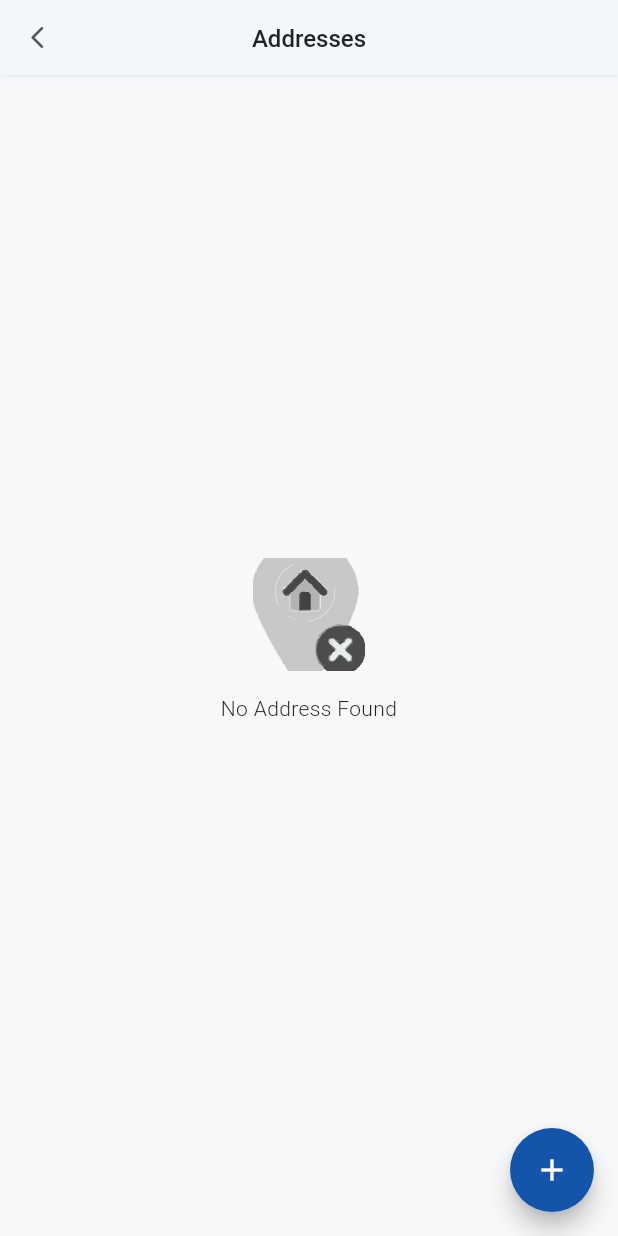
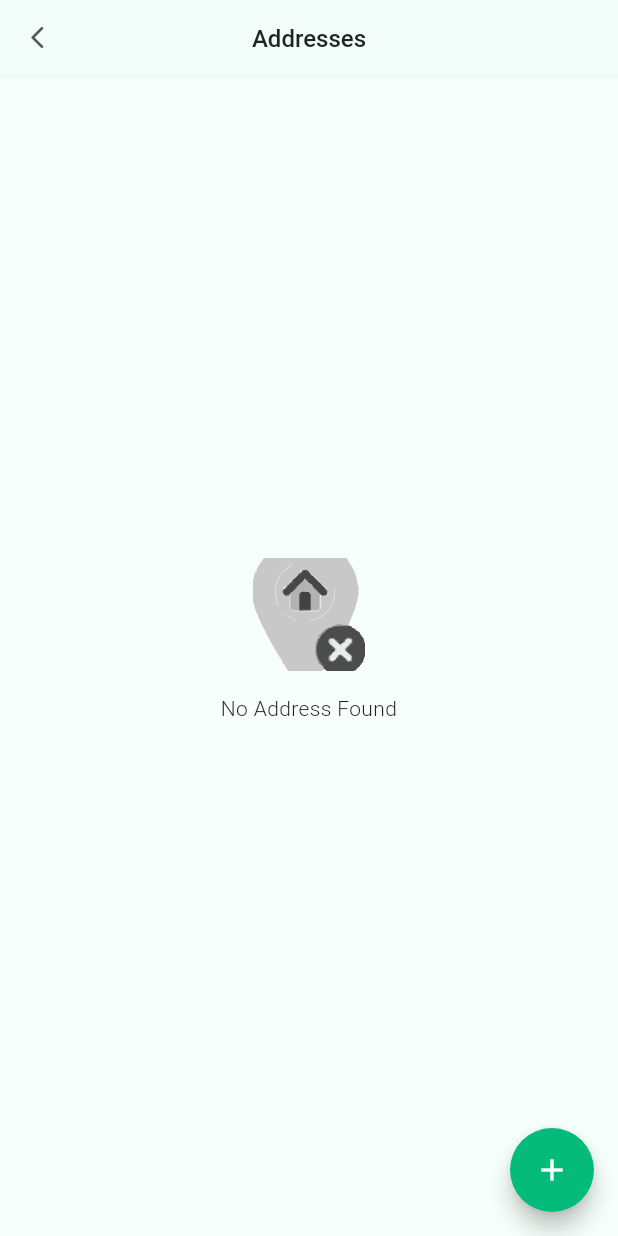
Before and after one commit to Pulkit19-amga/nisr-app, a Flutter app: the AddressListScreen screen opened by its route, on a phone screen of 412 x 824 dp. Run offline on Flutter 3.47's test engine with Material 3 defaults, Android fonts, the phone set to English and light mode, and no system bars; our stand-ins replace audioplayers, cached_network_image, carousel_slider, chewie, connectivity_plus, country_code_picker and 38 more; missing offline and left inert: app_tracking_transparency, flutter_downloader, flutter_facebook_auth, flutter_inappwebview, get_thumbnail_video, just_the_tooltip and 6 more; accounts and stored records are empty; generated files the repository leaves out were written again; network calls fail; Roboto replaces fonts that are missing (SF-Pro-Rounded-Regular); project files that could hold a hidden picture were left out.

Commit message:
color commit

```diff
--- a/lib/theme/dark_theme.dart
+++ b/lib/theme/dark_theme.dart
@@ -1,41 +1,48 @@
 import 'package:flutter/material.dart';
 
-Color _primaryColor = const Color(0xFF1455AC);
-Color _secondaryColor = const Color(0xFFF58300);
+// ✅ Green Palette for Dark Theme
+Color _primaryColor = const Color(0xFF04BB7B); // Main Green
+Color _secondaryColor = const Color(0xFF2ECC71); // Light Green
 
 ThemeData dark = ThemeData(
   fontFamily: 'TitilliumWeb',
   primaryColor: _primaryColor,
   brightness: Brightness.dark,
-  highlightColor: const Color(0xFF252525),
-  hintColor: const Color(0xFFc7c7c7),
-  cardColor: const Color(0xFF242424),
+
+  highlightColor: const Color(0xFF1E1E1E),
+  hintColor: const Color(0xFFB0B0B0),
+  cardColor: const Color(0xFF1F1F1F),
   scaffoldBackgroundColor: const Color(0xFF000000),
   splashColor: Colors.transparent,
 
-
   textTheme: const TextTheme(
-    bodyLarge: TextStyle(color: Color(0xFFE9EEF4)),  // Text color primary
-    bodyMedium: TextStyle(color: Color(0xFFE9EEF4)), // Text color Secondary
-    bodySmall: TextStyle(color: Color(0xFFE9EEF4)),  // Text color Light grey
+    bodyLarge: TextStyle(color: Color(0xFFE9EEF4)),
+    bodyMedium: TextStyle(color: Color(0xFFE9EEF4)),
+    bodySmall: TextStyle(color: Color(0xFFBDBDBD)),
   ),
 
-  colorScheme : ColorScheme.dark(
-    primary: _primaryColor,  // Primary Color
-    secondary: _secondaryColor,  // Secondary Color
-    tertiary: const Color(0xFFFFBB38), // Warning Color
-    tertiaryContainer: const Color(0xFF6C7A8E),
-    surface: const Color(0xFF2D2D2D),
-    onPrimary: const Color(0xFFB7D7FE),
-    onTertiaryContainer: const Color(0xFF04BB7B), // Success Color
+  colorScheme: ColorScheme.dark(
+    primary: _primaryColor,          // ✅ GREEN
+    secondary: _secondaryColor,      // ✅ Light Green
+
+    tertiary: const Color(0xFFFFBB38), // Warning
+    tertiaryContainer: const Color(0xFF1E3A32), // Dark green container
+
+    surface: const Color(0xFF1A1A1A),
+    onPrimary: Colors.white,
+
+    onTertiaryContainer: const Color(0xFF04BB7B), // Success GREEN
     primaryContainer: const Color(0xFF208458),
-    onSecondaryContainer: const Color(0x912A2A2A),
-    outline: const Color(0xff5C8FFC), // Info Color
-    onTertiary: const Color(0xFF545252),
-    secondaryContainer: const Color(0xFFE9EEF4),
-    surfaceContainer: const Color(0xFFFB6C4C),
-    error: const Color(0xFFFF4040), // Danger Color
-    shadow: const Color(0xFFF4F7FC),
+
+    onSecondaryContainer: const Color(0xFF1E1E1E),
+    outline: const Color(0xFF04BB7B), // ✅ Green borders
+
+    onTertiary: const Color(0xFF8A8A8A),
+    secondaryContainer: const Color(0xFF133F33),
+
+    surfaceContainer: const Color(0xFF122B23),
+    error: const Color(0xFFFF4040),
+    shadow: const Color(0xFF0E0E0E),
   ),
 
   pageTransitionsTheme: const PageTransitionsTheme(builders: {
--- a/lib/theme/light_theme.dart
+++ b/lib/theme/light_theme.dart
@@ -1,46 +1,48 @@
 import 'package:flutter/material.dart';
 
-Color _primaryColor = const Color(0xFF1455AC);
-Color _secondaryColor = const Color(0xFFF58300);
+Color _primaryColor = const Color(0xFF04BB7B); // Main Green
+Color _secondaryColor = const Color(0xFF2ECC71); // Light Green
 
+ThemeData light({Color? primaryColor, Color? secondaryColor}) => ThemeData(
+  fontFamily: 'TitilliumWeb',
+  primaryColor: primaryColor ?? _primaryColor, // ✅ FIXED
+  brightness: Brightness.light,
 
-ThemeData light({Color? primaryColor, Color? secondaryColor})=> ThemeData(
-  fontFamily: 'TitilliumWeb',
-  primaryColor: primaryColor ?? const Color(0xFF1455AC),
-  brightness: Brightness.light,
   highlightColor: Colors.white,
-  hintColor: const Color(0xFFA7A7A7), //Border Color
+  hintColor: const Color(0xFFA7A7A7),
   splashColor: Colors.transparent,
   cardColor: Colors.white,
 
-  scaffoldBackgroundColor: const Color(0xFFF7F8FA),
+  scaffoldBackgroundColor: const Color(0xFFF6FFFB), // Light green background
 
   textTheme: TextTheme(
-    bodyLarge: const TextStyle(color: Color(0xFF222324)),  // Text color primary
-    bodyMedium: TextStyle(color: _primaryColor), // Text color Secondary
-    bodySmall: const TextStyle(color: Color(0xFFA7A7A7)),  // Text color Light grey
-
+    bodyLarge: const TextStyle(color: Color(0xFF222324)),
+    bodyMedium: TextStyle(color: _primaryColor),
+    bodySmall: const TextStyle(color: Color(0xFFA7A7A7)),
     titleMedium: const TextStyle(color: Color(0xFF656566)),
-
   ),
 
-  colorScheme:  ColorScheme.light(
-    primary: _primaryColor,  // Primary Color
-    secondary: _secondaryColor,  // Secondary Color
-    tertiary: const Color(0xFFFFBB38), // Warning Color
-    tertiaryContainer: const Color(0xFFADC9F3),
-    onTertiaryContainer: const Color(0xFF04BB7B), // Success Color
-    onPrimary: const Color(0xFF7FBBFF),
-    surface: const Color(0xFFF4F8FF),
-    onSecondary: secondaryColor ?? const Color(0xFFF88030),
-    error: const Color(0xFFFF4040), // Danger Color
-    onSecondaryContainer: const Color(0xFFF3F9FF),
-    outline: const Color(0xff5C8FFC), // Info Color
-    onTertiary: const Color(0xFFE9F3FF),
-    shadow: const Color(0xFF66717C),
+  colorScheme: ColorScheme.light(
+    primary: _primaryColor,
+    secondary: _secondaryColor,
+
+    tertiary: const Color(0xFFFFBB38), // Warning
+    tertiaryContainer: const Color(0xFFCFF5E7),
+    onTertiaryContainer: const Color(0xFF04BB7B),
+
+    onPrimary: Colors.white,
+    surface: const Color(0xFFF6FFFB),
+
+    onSecondary: const Color(0xFF1E8449),
+    error: const Color(0xFFFF4040),
+
+    onSecondaryContainer: const Color(0xFFE8F8F5),
+    outline: _primaryColor, // ✅ Green borders everywhere
+    onTertiary: const Color(0xFFE8F8F5),
+    shadow: const Color(0xFF6E7C7C),
 
     primaryContainer: const Color(0xFF9AECC6),
-    secondaryContainer: const Color(0xFFE9EEF4),
+    secondaryContainer: const Color(0xFFD5F5E3),
   ),
 
   pageTransitionsTheme: const PageTransitionsTheme(builders: {
```
Also changed, not shown: assets/images/ar.png, assets/images/ar_old.png (added).
